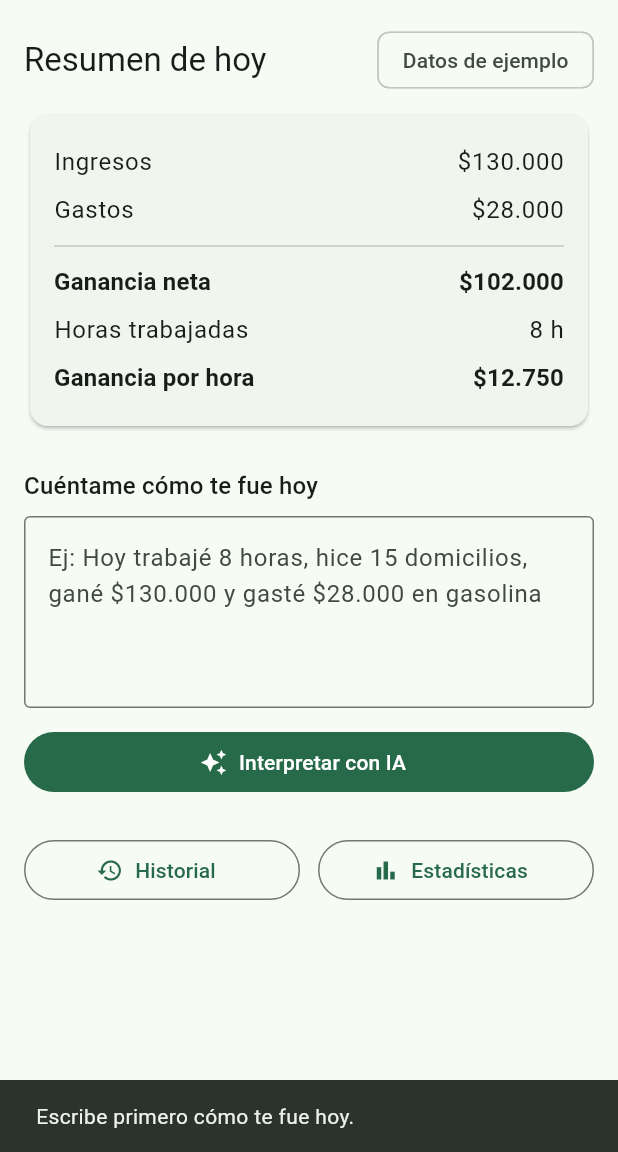
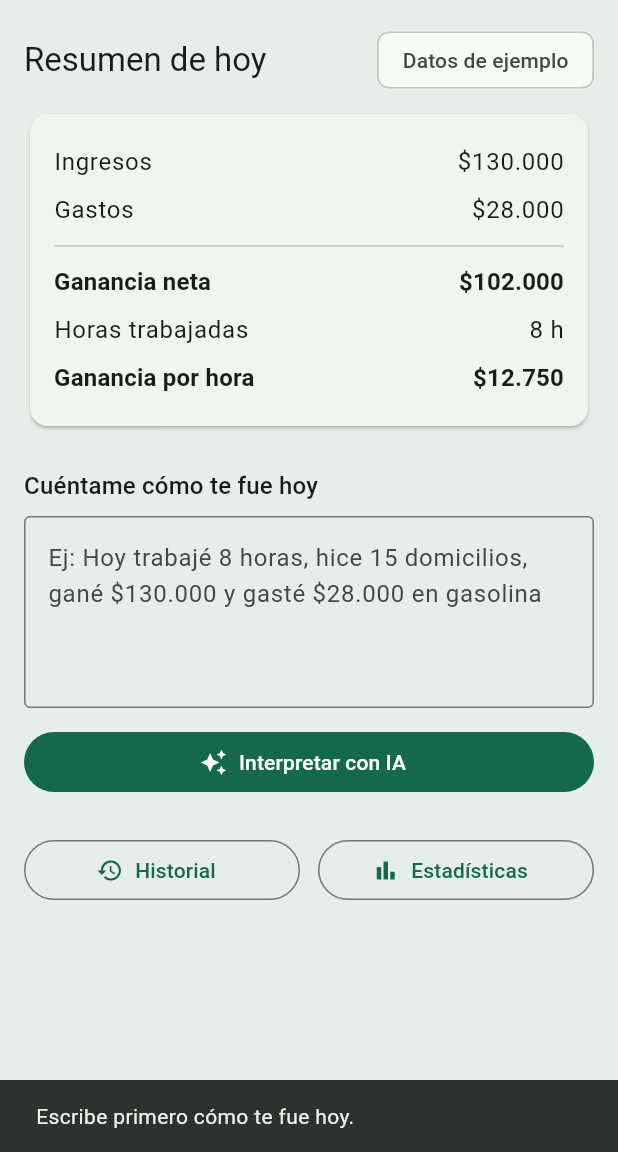
Before and after one commit to Maritza007/rinde, a Flutter app: the screen it shows after launch, after a tap on "Interpretar con IA", on a phone screen of 412 x 824 dp, the part 84-1236 px from its top. Run offline on Flutter 3.47's test engine with Material 3 defaults, Android fonts, the light colour scheme and no system bars.

Commit message:
Splash centrado con logo de Rinde e ícono de la app

```diff
--- a/lib/main.dart
+++ b/lib/main.dart
@@ -1,4 +1,7 @@
 import 'package:flutter/material.dart';
+
+import 'screens/splash_page.dart';
+import 'theme/rinde_theme.dart';
 
 void main() {
   runApp(const RentabilidadApp());
@@ -12,11 +15,8 @@ class RentabilidadApp extends StatelessWidget {
     return MaterialApp(
       title: 'Rentabilidad Inteligente',
       debugShowCheckedModeBanner: false,
-      theme: ThemeData(
-        colorScheme: ColorScheme.fromSeed(seedColor: const Color(0xFF1B8A5A)),
-        useMaterial3: true,
-      ),
-      home: const HomePage(),
+      theme: construirTemaRinde(),
+      home: const SplashPage(siguiente: HomePage()),
     );
   }
 }
--- /dev/null
+++ b/lib/screens/splash_page.dart
@@ -0,0 +1,76 @@
+import 'dart:async';
+
+import 'package:flutter/material.dart';
+
+import '../theme/rinde_theme.dart';
+import '../widgets/logo_rinde.dart';
+
+// Pantalla de carga: se muestra 2 segundos y abre la pantalla siguiente
+class SplashPage extends StatefulWidget {
+  const SplashPage({super.key, required this.siguiente});
+
+  // Pantalla a la que se pasa después de la carga
+  final Widget siguiente;
+
+  @override
+  State<SplashPage> createState() => _SplashPageState();
+}
+
+class _SplashPageState extends State<SplashPage> {
+  Timer? _temporizador;
+
+  @override
+  void initState() {
+    super.initState();
+    _temporizador = Timer(const Duration(seconds: 2), () {
+      if (!mounted) return;
+      Navigator.of(context).pushReplacement(
+        MaterialPageRoute(builder: (_) => widget.siguiente),
+      );
+    });
+  }
+
+  @override
+  void dispose() {
+    _temporizador?.cancel();
+    super.dispose();
+  }
+
+  @override
+  Widget build(BuildContext context) {
+    return Scaffold(
+      backgroundColor: RindeColors.verdeOscuro,
+      body: SafeArea(
+        // Ancho completo para que todo quede centrado
+        child: SizedBox(
+          width: double.infinity,
+          child: Column(
+            crossAxisAlignment: CrossAxisAlignment.center,
+            children: [
+              const Spacer(),
+              const LogoRinde(ancho: 260),
+              const Spacer(),
+              const SizedBox(
+                width: 140,
+                child: LinearProgressIndicator(
+                  color: RindeColors.lima,
+                  backgroundColor: Colors.white24,
+                ),
+              ),
+              const SizedBox(height: 12),
+              const Text(
+                'CARGANDO DATOS DE HOY...',
+                style: TextStyle(
+                  fontSize: 11,
+                  letterSpacing: 1,
+                  color: Colors.white70,
+                ),
+              ),
+              const SizedBox(height: 32),
+            ],
+          ),
+        ),
+      ),
+    );
+  }
+}
--- /dev/null
+++ b/lib/theme/rinde_theme.dart
@@ -0,0 +1,23 @@
+import 'package:flutter/material.dart';
+
+// Colores tomados del prototipo de Rinde (aproximados)
+class RindeColors {
+  static const verdeOscuro = Color(0xFF1B3D31);
+  static const verde = Color(0xFF13694A);
+  static const lima = Color(0xFFC6F26B);
+  static const fondo = Color(0xFFE6EEE9);
+}
+
+// Tema general de la app
+ThemeData construirTemaRinde() {
+  final esquema = ColorScheme.fromSeed(
+    seedColor: RindeColors.verde,
+    primary: RindeColors.verde,
+  );
+
+  return ThemeData(
+    useMaterial3: true,
+    colorScheme: esquema,
+    scaffoldBackgroundColor: RindeColors.fondo,
+  );
+}
```
Also changed, not shown: pubspec.yaml (+3 -4 lines), assets/images/logo completo.jpeg (added), assets/images/logo_rinde_miniatura.jpeg (added), assets/logo_rinde_miniatura.jpg (deleted), lib/widgets/logo_rinde.dart (added), 1 other file.
